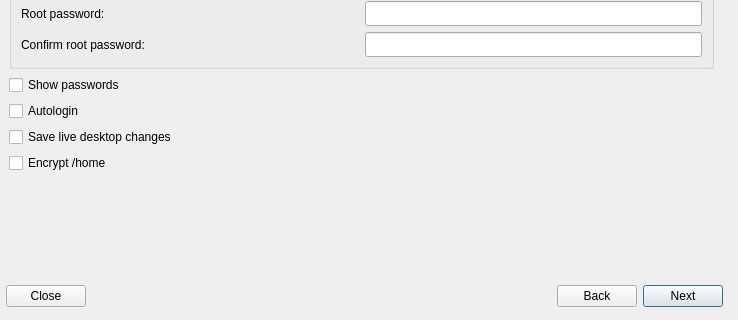
The window that meinstall.ui (gazelle-installer/gazelle-installer) describes before a commit, drawn with Qt 5; both pictures show x 0 to 738 and y 171 to 491 of the 738 by 491 pixel window.
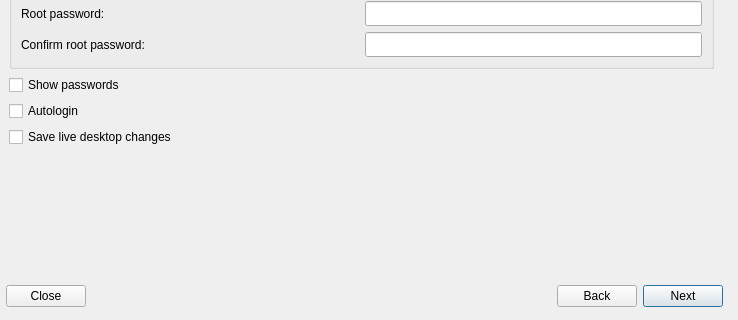
The same window after the commit. The open tabs and pages were chosen to show the change. Icons and pictures are not drawn.

Commit message: remove encrypt_FS from user account screen

Diff of the .ui file:
```diff
--- a/meinstall.ui
+++ b/meinstall.ui
@@ -2019,7 +2019,7 @@
        <property name="spacing">
         <number>6</number>
        </property>
-       <item row="7" column="0">
+       <item row="6" column="0">
         <spacer>
          <property name="orientation">
           <enum>Qt::Vertical</enum>
@@ -2327,19 +2327,6 @@
          </property>
         </widget>
        </item>
-       <item row="6" column="0">
-        <widget class="QCheckBox" name="encryptCheckBox">
-         <property name="sizePolicy">
-          <sizepolicy hsizetype="MinimumExpanding" vsizetype="Minimum">
-           <horstretch>0</horstretch>
-           <verstretch>0</verstretch>
-          </sizepolicy>
-         </property>
-         <property name="text">
-          <string>Encrypt /home</string>
-         </property>
-        </widget>
-       </item>
       </layout>
      </widget>
      <widget class="QWidget" name="WStackPage">
```
Left out of the diff: 2 changed lines with no effect on the pictures. The commit also changes 55 other files.
